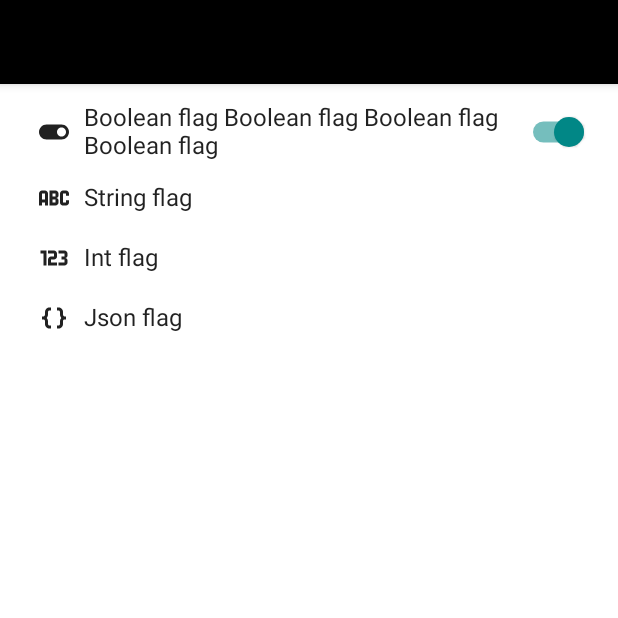
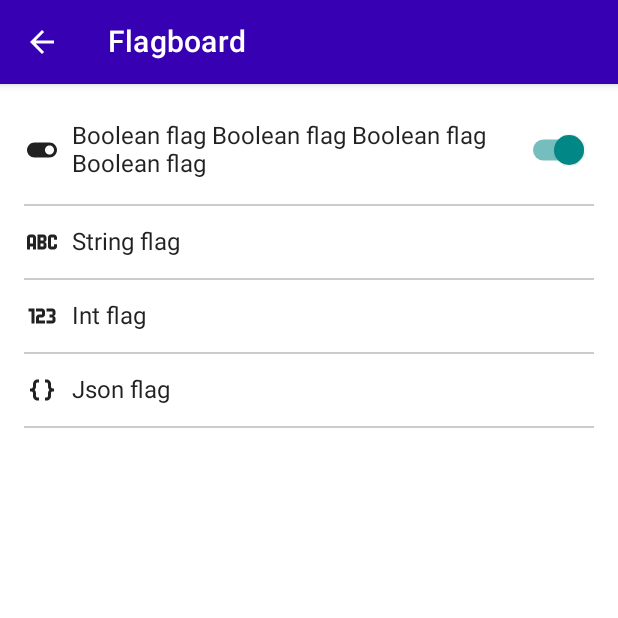
Before and after one commit to GrinGraz/flagboard-android, an Android app built with Jetpack Compose: the FlagBoardActivity screen opened directly, with no data from a screen before it, on a phone screen of 412 x 824 dp, the top half of it. Run offline under Robolectric (Android 15) with nearby library versions, the phone set to English and light mode, and no system bars.

Commit message:
visual corrections

```diff
--- a/build.gradle
+++ b/build.gradle
@@ -4,8 +4,8 @@ buildscript {
     }
 }// Top-level build file where you can add configuration options common to all sub-projects/modules.
 plugins {
-    id 'com.android.application' version '7.2.0-rc01' apply false
-    id 'com.android.library' version '7.2.0-rc01' apply false
+    id 'com.android.application' version '7.0.2' apply false
+    id 'com.android.library' version '7.0.2' apply false
     id 'org.jetbrains.kotlin.android' version '1.6.10' apply false
 }
 
--- a/flagboard-android/build.gradle
+++ b/flagboard-android/build.gradle
@@ -58,7 +58,7 @@ dependencies {
     implementation "androidx.compose.ui:ui-tooling-preview:$compose_version"
     implementation "androidx.compose.runtime:runtime:$compose_version"
     implementation 'androidx.lifecycle:lifecycle-runtime-ktx:2.3.1'
-    implementation 'androidx.activity:activity-compose:1.3.1'
+    implementation 'androidx.activity:activity-compose:1.4.0'
     testImplementation 'junit:junit:4.13.2'
     androidTestImplementation 'androidx.test.ext:junit:1.1.3'
     androidTestImplementation 'androidx.test.espresso:espresso-core:3.4.0'
--- a/flagboard-android/src/main/java/cl/gringraz/flagboard_android/FlagBoardActivity.kt
+++ b/flagboard-android/src/main/java/cl/gringraz/flagboard_android/FlagBoardActivity.kt
@@ -11,11 +11,13 @@ import androidx.compose.foundation.lazy.LazyColumn
 import androidx.compose.foundation.lazy.items
 import androidx.compose.material.*
 import androidx.compose.runtime.Composable
+import androidx.compose.ui.graphics.Color
 import androidx.compose.ui.platform.LocalContext
 import androidx.compose.ui.tooling.preview.Preview
 import androidx.compose.ui.unit.dp
 import androidx.core.content.ContextCompat
 import cl.gringraz.flagboard_android.ui.theme.FlagboardTheme
+import cl.gringraz.flagboard_android.ui.theme.Purple200
 
 internal class FlagBoardActivity : ComponentActivity() {
     override fun onCreate(savedInstanceState: Bundle?) {
@@ -66,6 +68,7 @@ private fun FlagsList() {
                 is FeatureFlag.UnknownFlag -> ItemRow(param = it.param) { Toast.makeText(
                     context, "${it.param.value}", Toast.LENGTH_SHORT).show() }
             }
+            Divider(color = Color.LightGray)
         }
     }
 }
--- a/flagboard-android/src/main/java/cl/gringraz/flagboard_android/composables.kt
+++ b/flagboard-android/src/main/java/cl/gringraz/flagboard_android/composables.kt
@@ -4,6 +4,7 @@ import android.content.Context
 import android.widget.Toast
 import androidx.activity.ComponentActivity
 import androidx.compose.foundation.clickable
+import androidx.compose.foundation.isSystemInDarkTheme
 import androidx.compose.foundation.layout.*
 import androidx.compose.material.*
 import androidx.compose.material.icons.Icons
@@ -16,15 +17,21 @@ import androidx.compose.ui.Modifier
 import androidx.compose.ui.graphics.Color
 import androidx.compose.ui.platform.LocalContext
 import androidx.compose.ui.res.painterResource
+import androidx.compose.ui.text.style.TextAlign
 import androidx.compose.ui.tooling.preview.Preview
+import androidx.compose.ui.unit.TextUnit
 import androidx.compose.ui.unit.dp
+import androidx.compose.ui.unit.sp
+import cl.gringraz.flagboard_android.ui.theme.Purple200
+import cl.gringraz.flagboard_android.ui.theme.Purple700
 import org.json.JSONObject
 
 @Composable
 fun MyTopBar(context: Context) {
     TopAppBar(
-        backgroundColor = Color.Black,
-        title = { Text(text = "FlagBoard") },
+        backgroundColor = Purple700,
+        contentColor = Color.White,
+        title = { Text(text = "Flagboard") },
         navigationIcon = {
             IconButton(onClick = { (context as ComponentActivity).finish() }) {
                 Icon(Icons.Filled.ArrowBack, contentDescription = null)
@@ -39,11 +46,12 @@ internal fun ItemRow(modifier: Modifier = Modifier, param: Param<*>, onRowClick:
     val rowModifier = modifier
         .fillMaxWidth()
         .clickable(onClick = onRowClick)
+        .padding(PaddingValues(vertical = 12.dp))
     Row(modifier = rowModifier, verticalAlignment = Alignment.CenterVertically) {
-        Icon(painter = painterResource(id = getIcon(param)), modifier = Modifier.padding(8.dp), contentDescription = null)
-        Text(text = param.key.value, modifier = Modifier
+        Icon(painter = painterResource(id = getIcon(param)), contentDescription = null)
+        Text(text = param.key.value, fontSize = 16.sp, modifier = Modifier
             .weight(1f)
-            .padding(start = 0.dp))
+            .padding(start = 8.dp))
         if ((param.value as? Boolean) != null) {
             val checkedState = remember { mutableStateOf(param.value) }
             Switch(checked = checkedState.value, onCheckedChange
```
